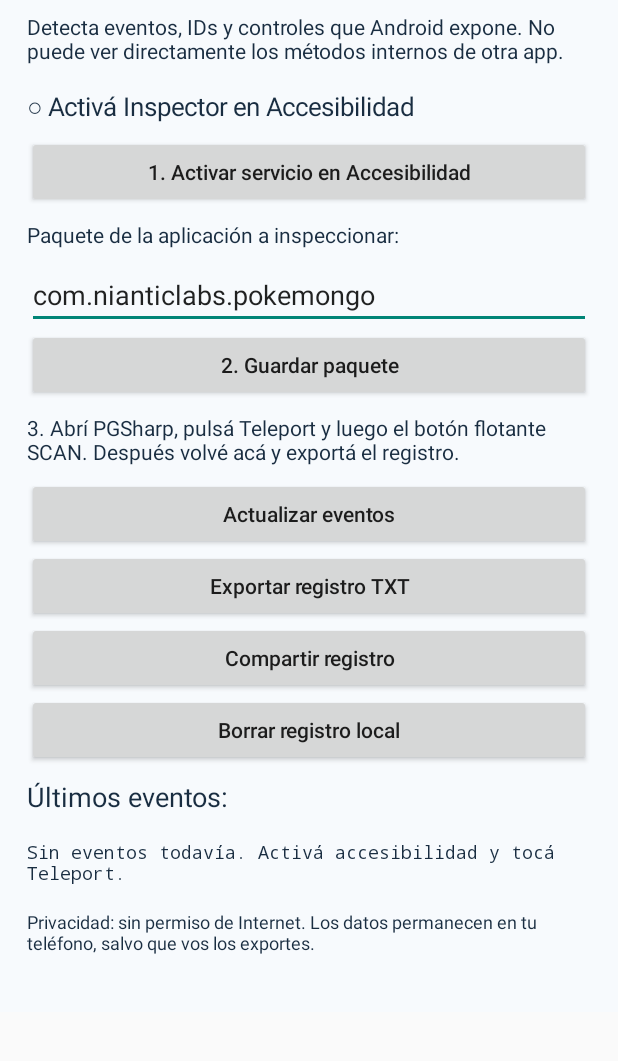
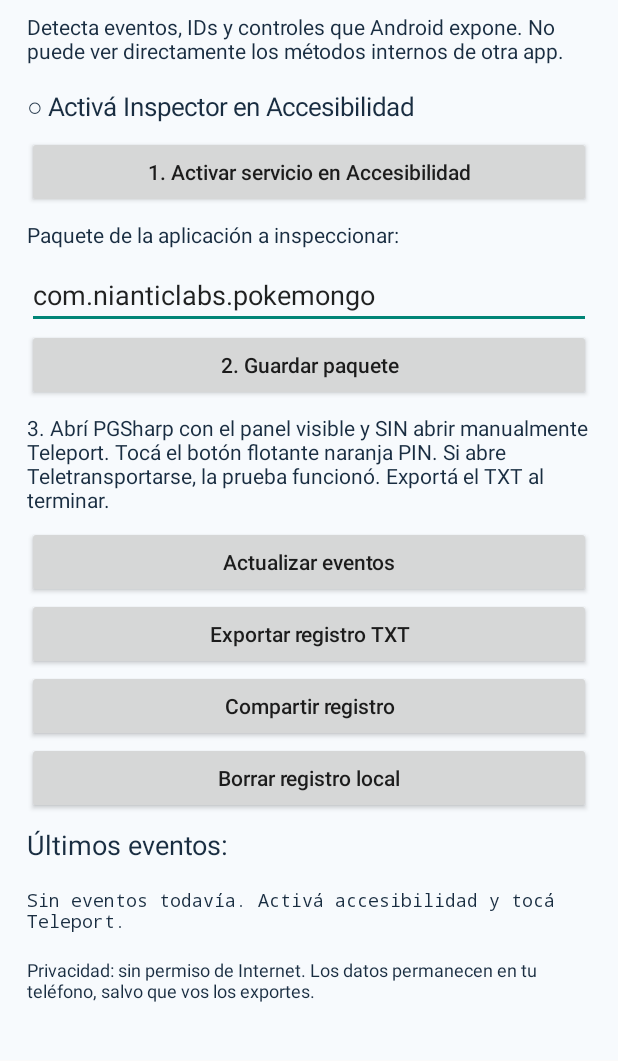
Before and after one commit to erick867/guia31, an Android app: the screen it shows after launch (MainActivity), on a phone screen of 412 x 824 dp, the part 105-1166 px from its top. Run offline under Robolectric (Android 15) with nearby library versions, the phone set to English and light mode, and no system bars.

Commit message:
V1.2: corregir PIN Teleport, APK independiente

```diff
--- a/inspector-pgsharp/app/src/main/java/com/osito/inspector/MainActivity.java
+++ b/inspector-pgsharp/app/src/main/java/com/osito/inspector/MainActivity.java
@@ -31,7 +31,7 @@ public class MainActivity extends Activity {
       if(!p.matches("[a-zA-Z][a-zA-Z0-9_]*(\\.[a-zA-Z][a-zA-Z0-9_]*)+")) {Toast.makeText(this,"Paquete incorrecto",1).show();return;}
       LogStore.target(this,p);LogStore.add(this,"Objetivo: "+p);refresh();
     });
-    col.addView(text("3. Abrí PGSharp, pulsá Teleport y luego el botón flotante SCAN. Después volvé acá y exportá el registro.",14));
+    col.addView(text("3. Abrí PGSharp con el panel visible y SIN abrir manualmente Teleport. Tocá el botón flotante naranja PIN. Si abre Teletransportarse, la prueba funcionó. Exportá el TXT al terminar.",14));
     btn(col,"Actualizar eventos",v->refresh());
     btn(col,"Exportar registro TXT",v->{Intent i=new Intent(Intent.ACTION_CREATE_DOCUMENT);i.addCategory(Intent.CATEGORY_OPENABLE);i.setType("text/plain");i.putExtra(Intent.EXTRA_TITLE,"inspector_pgsharp.txt");startActivityForResult(i,42);});
     btn(col,"Compartir registro",v->{Intent i=new Intent(Intent.ACTION_SEND);i.setType("text/plain");i.putExtra(Intent.EXTRA_TEXT,LogStore.read(this));startActivity(Intent.createChooser(i,"Enviar diagnóstico"));});
@@ -44,7 +44,7 @@ public class MainActivity extends Activity {
   void refresh(){
     if(status==null)return;
     String en=Settings.Secure.getString(getContentResolver(),Settings.Secure.ENABLED_ACCESSIBILITY_SERVICES);
-    boolean active=en!=null&&en.toLowerCase().contains("com.osito.inspector.pintest");
+    boolean active=en!=null&&en.toLowerCase().contains("com.osito.inspector.teleporttest");
     status.setText(active?"● Inspector activo":"○ Activá Inspector en Accesibilidad");
     if(log!=null){String s=LogStore.read(this);log.setText(s.length()>20000?s.substring(s.length()-20000):s);}
   }
```
